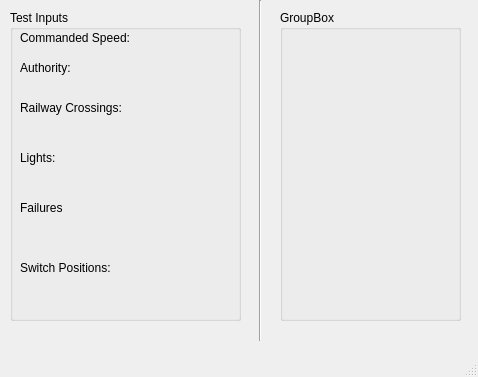
Old version of the form Track Model/testbench_trackmodel.ui in the repository asmithie13/ECE-1140.
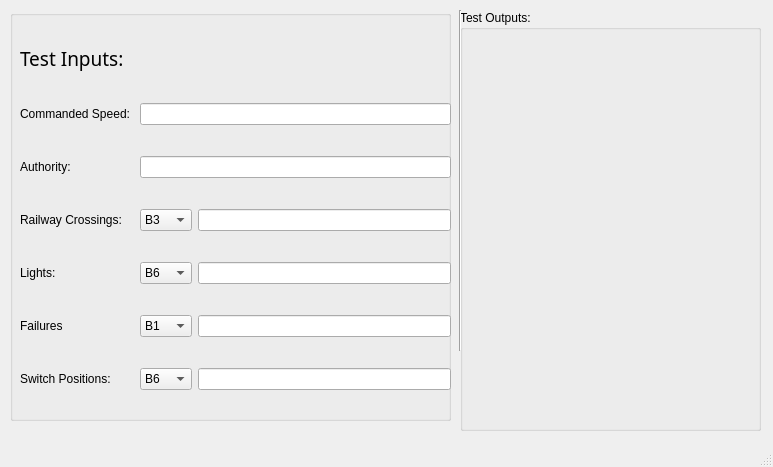
New version of the form.

```diff
--- a/Track Model/testbench_trackmodel.ui
+++ b/Track Model/testbench_trackmodel.ui
@@ -6,38 +6,25 @@
    <rect>
     <x>0</x>
     <y>0</y>
-    <width>478</width>
-    <height>377</height>
+    <width>773</width>
+    <height>467</height>
    </rect>
   </property>
   <property name="windowTitle">
    <string>MainWindow</string>
   </property>
   <widget class="QWidget" name="centralwidget">
-   <widget class="Line" name="line">
-    <property name="geometry">
-     <rect>
-      <x>250</x>
-      <y>0</y>
-      <width>20</width>
-      <height>341</height>
-     </rect>
-    </property>
-    <property name="orientation">
-     <enum>Qt::Vertical</enum>
-    </property>
-   </widget>
    <widget class="QGroupBox" name="groupBox_3">
     <property name="geometry">
      <rect>
-      <x>280</x>
+      <x>460</x>
       <y>10</y>
-      <width>181</width>
-      <height>311</height>
+      <width>301</width>
+      <height>421</height>
      </rect>
     </property>
     <property name="title">
-     <string>GroupBox</string>
+     <string>Test Outputs:</string>
     </property>
    </widget>
    <widget class="QGroupBox" name="groupBox_2">
@@ -45,91 +32,233 @@
      <rect>
       <x>10</x>
       <y>10</y>
-      <width>231</width>
-      <height>311</height>
+      <width>441</width>
+      <height>411</height>
      </rect>
     </property>
     <property name="title">
-     <string>Test Inputs</string>
+     <string/>
     </property>
+    <widget class="QWidget" name="">
+     <property name="geometry">
+      <rect>
+       <x>10</x>
+       <y>10</y>
+       <width>431</width>
+       <height>401</height>
+      </rect>
+     </property>
+     <layout class="QGridLayout" name="gridLayout">
+      <item row="0" column="0" colspan="2">
+       <widget class="QLabel" name="label_7">
+        <property name="sizePolicy">
+         <sizepolicy hsizetype="Preferred" vsizetype="Fixed">
+          <horstretch>0</horstretch>
+          <verstretch>0</verstretch>
+         </sizepolicy>
+        </property>
+        <property name="font">
+         <font>
+          <family>Tw Cen MT Condensed Extra Bold</family>
+          <pointsize>14</pointsize>
+         </font>
+        </property>
+        <property name="text">
+         <string>Test Inputs:</string>
+        </property>
+       </widget>
+      </item>
+      <item row="1" column="0">
     <widget class="QLabel" name="label">
-     <property name="geometry">
-      <rect>
-       <x>10</x>
-       <y>20</y>
-       <width>121</width>
-       <height>16</height>
-      </rect>
-     </property>
      <property name="text">
       <string>Commanded Speed: </string>
      </property>
     </widget>
+      </item>
+      <item row="1" column="1" colspan="2">
+       <widget class="QLineEdit" name="lineEdit_2"/>
+      </item>
+      <item row="2" column="0">
     <widget class="QLabel" name="label_2">
-     <property name="geometry">
-      <rect>
-       <x>10</x>
-       <y>50</y>
-       <width>121</width>
-       <height>16</height>
-      </rect>
-     </property>
      <property name="text">
       <string>Authority:</string>
      </property>
     </widget>
-    <widget class="QLabel" name="label_3">
-     <property name="geometry">
-      <rect>
-       <x>10</x>
-       <y>250</y>
-       <width>121</width>
-       <height>16</height>
-      </rect>
-     </property>
+      </item>
+      <item row="2" column="1" colspan="2">
+       <widget class="QLineEdit" name="lineEdit_3"/>
+      </item>
+      <item row="3" column="0">
+       <widget class="QLabel" name="label_6">
+        <property name="text">
+         <string>Railway Crossings: </string>
+        </property>
+       </widget>
+      </item>
+      <item row="3" column="1">
+       <widget class="QComboBox" name="comboBox">
+        <item>
      <property name="text">
-      <string>Switch Positions:</string>
-     </property>
-    </widget>
+          <string>B3</string>
+         </property>
+        </item>
+       </widget>
+      </item>
+      <item row="3" column="2">
+       <widget class="QLineEdit" name="lineEdit"/>
+      </item>
+      <item row="4" column="0">
     <widget class="QLabel" name="label_4">
-     <property name="geometry">
-      <rect>
-       <x>10</x>
-       <y>140</y>
-       <width>121</width>
-       <height>16</height>
-      </rect>
-     </property>
      <property name="text">
       <string>Lights:</string>
      </property>
     </widget>
+      </item>
+      <item row="4" column="1">
+       <widget class="QComboBox" name="comboBox_2">
+        <item>
+         <property name="text">
+          <string>B6</string>
+         </property>
+        </item>
+        <item>
+         <property name="text">
+          <string>B11</string>
+         </property>
+        </item>
+       </widget>
+      </item>
+      <item row="4" column="2">
+       <widget class="QLineEdit" name="lineEdit_7"/>
+      </item>
+      <item row="5" column="0">
     <widget class="QLabel" name="label_5">
-     <property name="geometry">
-      <rect>
-       <x>10</x>
-       <y>190</y>
-       <width>121</width>
-       <height>16</height>
-      </rect>
-     </property>
      <property name="text">
       <string>Failures</string>
      </property>
     </widget>
-    <widget class="QLabel" name="label_6">
+      </item>
+      <item row="5" column="1">
+       <widget class="QComboBox" name="comboBox_5">
+        <item>
+         <property name="text">
+          <string>B1</string>
+         </property>
+        </item>
+        <item>
+         <property name="text">
+          <string>B2</string>
+         </property>
+        </item>
+        <item>
+         <property name="text">
+          <string>B3</string>
+         </property>
+        </item>
+        <item>
+         <property name="text">
+          <string>B4</string>
+         </property>
+        </item>
+        <item>
+         <property name="text">
+          <string>B5</string>
+         </property>
+        </item>
+        <item>
+         <property name="text">
+          <string>B6</string>
+         </property>
+        </item>
+        <item>
+         <property name="text">
+          <string>B7</string>
+         </property>
+        </item>
+        <item>
+         <property name="text">
+          <string>B8</string>
+         </property>
+        </item>
+        <item>
+         <property name="text">
+          <string>B9</string>
+         </property>
+        </item>
+        <item>
+         <property name="text">
+          <string>B10</string>
+         </property>
+        </item>
+        <item>
+         <property name="text">
+          <string>B11</string>
+         </property>
+        </item>
+        <item>
+         <property name="text">
+          <string>B12</string>
+         </property>
+        </item>
+        <item>
+         <property name="text">
+          <string>B13</string>
+         </property>
+        </item>
+        <item>
+         <property name="text">
+          <string>B14</string>
+         </property>
+        </item>
+        <item>
+         <property name="text">
+          <string>B15</string>
+         </property>
+        </item>
+       </widget>
+      </item>
+      <item row="5" column="2">
+       <widget class="QLineEdit" name="lineEdit_8"/>
+      </item>
+      <item row="6" column="0">
+       <widget class="QLabel" name="label_3">
+        <property name="text">
+         <string>Switch Positions:</string>
+        </property>
+       </widget>
+      </item>
+      <item row="6" column="1">
+       <widget class="QComboBox" name="comboBox_4">
+        <item>
+         <property name="text">
+          <string>B6</string>
+         </property>
+        </item>
+        <item>
+         <property name="text">
+          <string>B11</string>
+         </property>
+        </item>
+       </widget>
+      </item>
+      <item row="6" column="2">
+       <widget class="QLineEdit" name="lineEdit_9"/>
+      </item>
+     </layout>
+    </widget>
+   </widget>
+   <widget class="Line" name="line">
      <property name="geometry">
       <rect>
-       <x>10</x>
-       <y>90</y>
-       <width>121</width>
-       <height>16</height>
-      </rect>
-     </property>
-     <property name="text">
-      <string>Railway Crossings: </string>
-     </property>
-    </widget>
+      <x>450</x>
+      <y>10</y>
+      <width>20</width>
+      <height>341</height>
+     </rect>
+    </property>
+    <property name="orientation">
+     <enum>Qt::Vertical</enum>
+    </property>
    </widget>
   </widget>
   <widget class="QMenuBar" name="menubar">
```
Left out of the diff: 2 changed lines with no effect on the pictures. Lines whose indentation alone changed are shown as unchanged.
